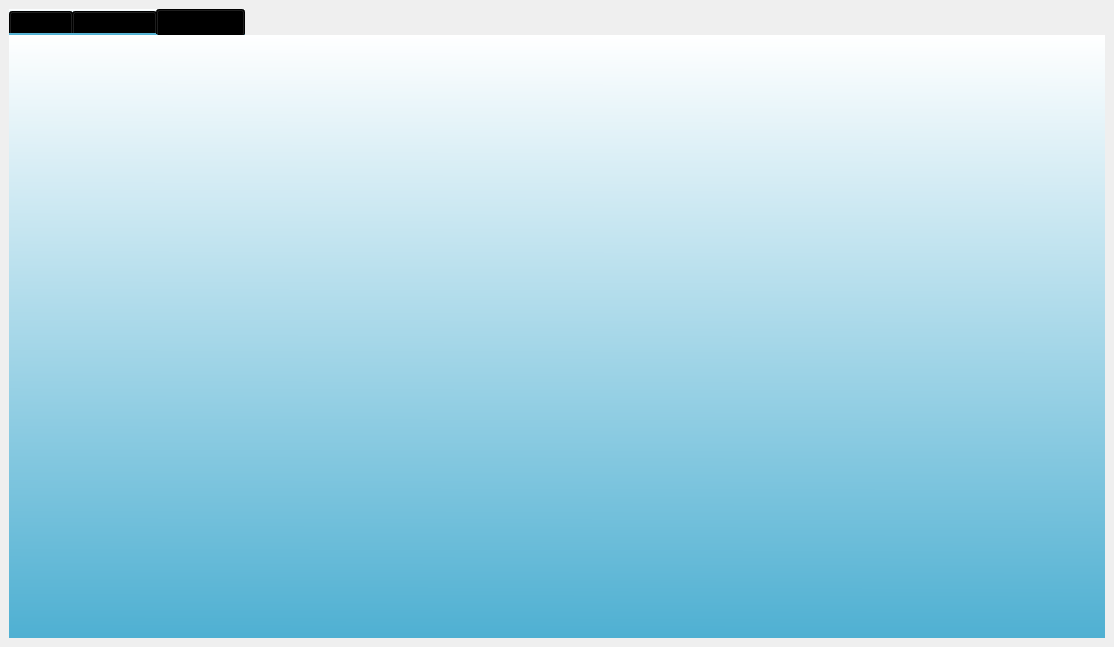
Before: the Qt Designer form SomoServer/gui.ui in p-sanches/somabits, drawn with Qt 5.
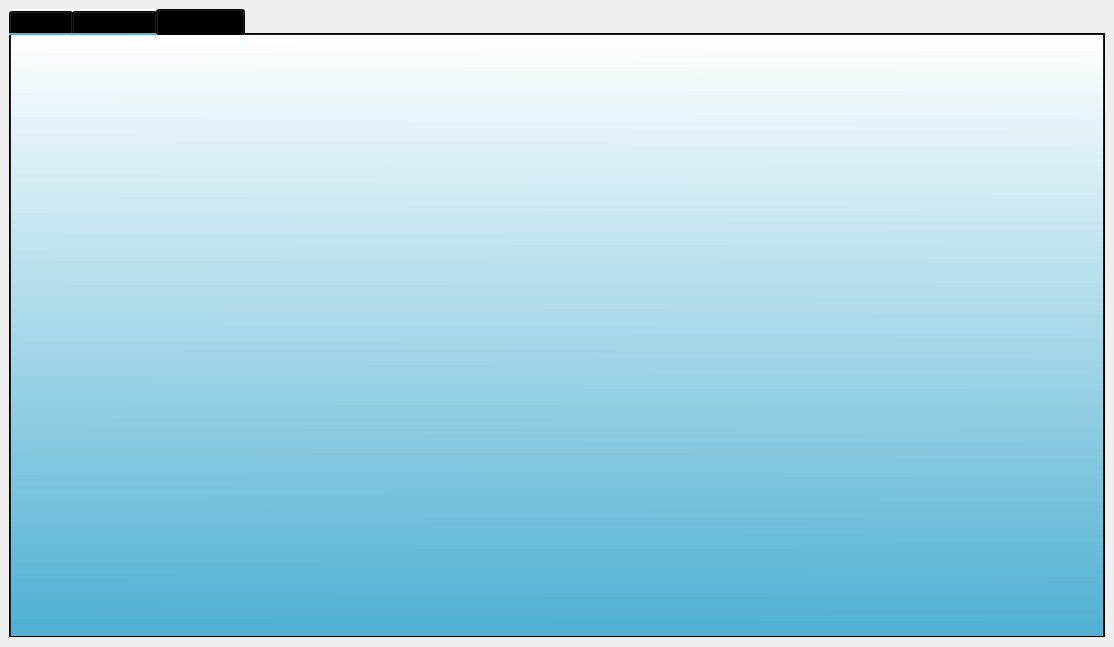
After: the same form once the commit is applied. The open tabs and pages were chosen to show the change. Icons and pictures are not drawn.

```diff
--- a/SomoServer/gui.ui
+++ b/SomoServer/gui.ui
@@ -186,21 +186,12 @@
            </color>
           </brush>
          </colorrole>
-         <colorrole role="HighlightedText">
-          <brush brushstyle="SolidPattern">
-           <color alpha="255">
-            <red>255</red>
-            <green>255</green>
-            <blue>255</blue>
-           </color>
-          </brush>
-         </colorrole>
          <colorrole role="AlternateBase">
           <brush brushstyle="SolidPattern">
            <color alpha="255">
-            <red>7</red>
-            <green>16</green>
-            <blue>20</blue>
+            <red>247</red>
+            <green>247</green>
+            <blue>247</blue>
            </color>
           </brush>
          </colorrole>
@@ -365,21 +356,12 @@
            </color>
           </brush>
          </colorrole>
-         <colorrole role="HighlightedText">
-          <brush brushstyle="SolidPattern">
-           <color alpha="255">
-            <red>255</red>
-            <green>255</green>
-            <blue>255</blue>
-           </color>
-          </brush>
-         </colorrole>
          <colorrole role="AlternateBase">
           <brush brushstyle="SolidPattern">
            <color alpha="255">
-            <red>7</red>
-            <green>16</green>
-            <blue>20</blue>
+            <red>247</red>
+            <green>247</green>
+            <blue>247</blue>
            </color>
           </brush>
          </colorrole>
@@ -544,21 +526,12 @@
            </color>
           </brush>
          </colorrole>
-         <colorrole role="HighlightedText">
-          <brush brushstyle="SolidPattern">
-           <color alpha="255">
-            <red>255</red>
-            <green>255</green>
-            <blue>255</blue>
-           </color>
-          </brush>
-         </colorrole>
          <colorrole role="AlternateBase">
           <brush brushstyle="SolidPattern">
            <color alpha="255">
-            <red>7</red>
-            <green>16</green>
-            <blue>20</blue>
+            <red>240</red>
+            <green>240</green>
+            <blue>240</blue>
            </color>
           </brush>
          </colorrole>
@@ -588,11 +561,9 @@
       </property>
       <property name="styleSheet">
        <string notr="true">background-color: qlineargradient(spread:pad, x1:0.466, y1:0, x2:0.46, y2:1, stop:0 rgba(255, 255, 255, 255), stop:1 rgba(79, 176, 210, 255));
-selection-color: rgb(255, 255, 255);
+
 font: 63 9pt &quot;Adobe Fan Heiti Std B&quot;;
-border-color: rgb(0, 0, 0);
-gridline-color: rgb(0, 0, 0);
-alternate-background-color: rgb(7, 16, 20);</string>
+</string>
       </property>
       <property name="tabShape">
        <enum>QTabWidget::Rounded</enum>
```
Left out of the diff: 2 changed lines with no effect on the pictures.
